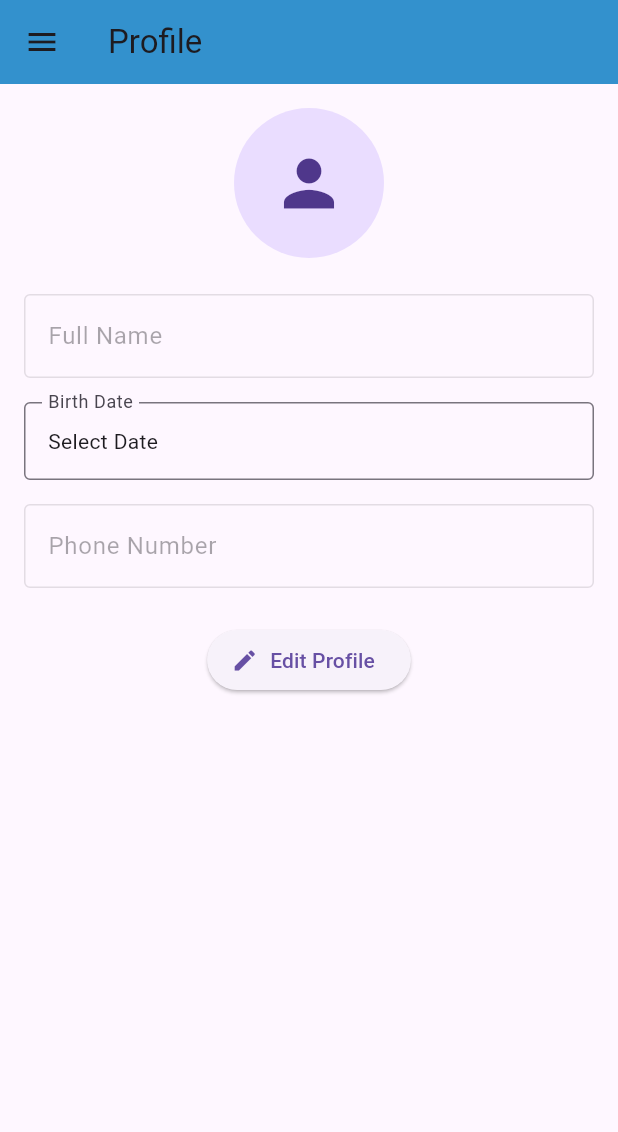
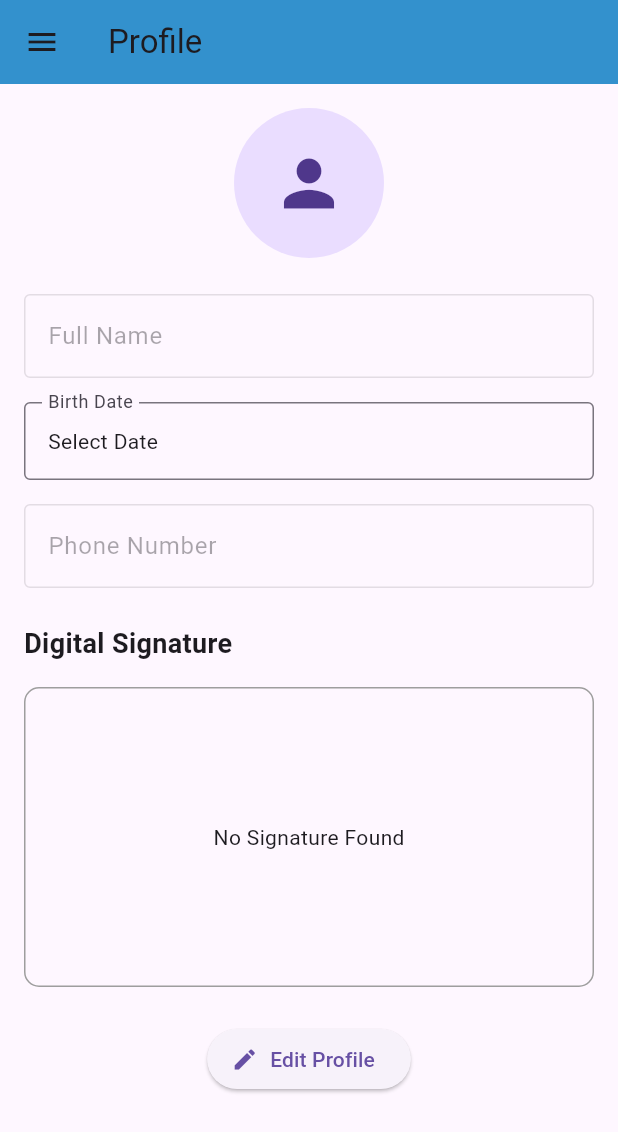
Before and after one commit to UQodev/esign, a Flutter app: the ProfilePageContent widget shown alone on an empty page, opened directly, on a phone screen of 412 x 824 dp. Shown: the top 1132 px of the screen. Run offline on Flutter 3.47's test engine with Material 3 defaults, Android fonts, the phone set to English and light mode, and no system bars; our stand-ins replace dartz, flutter_bloc, get_it, image_picker, signature, supabase_flutter; missing offline and left inert: dart_jsonwebtoken; accounts and stored records are empty.

Commit message:
add signature kanvas and implements signature in profile_bloc to profile_page

```diff
--- a/lib/presentation/pages/profile/profile_page.dart
+++ b/lib/presentation/pages/profile/profile_page.dart
@@ -7,9 +7,11 @@ import 'package:esign/presentation/bloc/profile/profile_state.dart';
 import 'package:esign/presentation/layouts/baseLayout.dart';
 import 'package:esign/presentation/widgets/drawer/app_drawer.dart';
 import 'package:flutter/material.dart';
+import 'package:flutter/rendering.dart';
 import 'package:flutter_bloc/flutter_bloc.dart';
 import 'package:image_picker/image_picker.dart';
 import 'package:intl/intl.dart';
+import 'package:signature/signature.dart';
 
 class ProfilePage extends StatelessWidget {
   const ProfilePage({super.key});
@@ -33,6 +35,10 @@ class ProfilePageContent extends StatefulWidget {
 class _ProfilePageContentState extends State<ProfilePageContent> {
   final _fullNameController = TextEditingController();
   final _phoneNumberController = TextEditingController();
+  final SignatureController _signatureController = SignatureController(
+      penStrokeWidth: 3,
+      penColor: Colors.black,
+      exportBackgroundColor: Colors.white);
   DateTime? _selectedDate;
   String? _profilePictureUrl;
   bool _isEditing = false;
@@ -41,6 +47,7 @@ class _ProfilePageContentState extends State<ProfilePageContent> {
   void dispose() {
     _fullNameController.dispose();
     _phoneNumberController.dispose();
+    _signatureController.dispose();
     super.dispose();
   }
 
@@ -67,17 +74,101 @@ class _ProfilePageContentState extends State<ProfilePageContent> {
   void _saveProfile() {
     if (!_isEditing) return;
 
+    final authState = context.read<AuthBloc>().state;
+    if (authState is AuthSuccess) {
       context.read<ProfileBloc>().add(
             UpdateProfile(
-            userId: 'current_user_id', // Get from AuthBloc
+              userId: authState.user.id,
               fullName: _fullNameController.text,
               birthDate: _selectedDate,
               phoneNumber: _phoneNumberController.text,
               profilePictureUrl: _profilePictureUrl,
             ),
           );
+    }
 
     setState(() => _isEditing = false);
+  }
+
+  Future<void> _saveSignature() async {
+    if (_signatureController.isNotEmpty) return;
+
+    final bytes = await _signatureController.toPngBytes();
+    if (bytes != null) {
+      final authState = context.read<AuthBloc>().state;
+      if (authState is AuthSuccess) {
+        context.read<ProfileBloc>().add(
+              UpdateSignature(userId: authState.user.id, signatureBytes: bytes),
+            );
+      }
+    }
+  }
+
+  Widget _buildSignatureSection(BuildContext context) {
+    return Column(
+      crossAxisAlignment: CrossAxisAlignment.start,
+      children: [
+        const Text(
+          'Digital Signature',
+          style: TextStyle(fontSize: 18, fontWeight: FontWeight.bold),
+        ),
+        const SizedBox(height: 16),
+        Container(
+          decoration: BoxDecoration(
+            border: Border.all(color: Colors.grey),
+            borderRadius: BorderRadius.circular(10),
+          ),
+          height: 200,
+          child:
+              BlocBuilder<ProfileBloc, ProfileState>(builder: (context, state) {
+            if (state is ProfileLoaded &&
+                state.signature?.signatureUrl != null) {
+              return Stack(
+                children: [
+                  Image.network(
+                    state.signature!.signatureUrl!,
+                    fit: BoxFit.contain,
+                  ),
+                  if (_isEditing)
+                    Positioned.fill(
+                      child: Signature(
+                        controller: _signatureController,
+                        backgroundColor: Colors.transparent,
+                      ),
+                    ),
+                ],
+              );
+            }
+            return _isEditing
+                ? Signature(
+                    controller: _signatureController,
+                    backgroundColor: Colors.white,
+                  )
+                : const Center(
+                    child: Text('No Signature Found'),
+                  );
+          }),
+        ),
+        if (_isEditing) ...[
+          const SizedBox(height: 8),
+          Row(
+            mainAxisAlignment: MainAxisAlignment.spaceEvenly,
+            children: [
+              ElevatedButton.icon(
+                onPressed: () => _signatureController.clear(),
+                icon: const Icon(Icons.clear),
+                label: const Text('Clear'),
+              ),
+              ElevatedButton.icon(
+                onPressed: () => _saveSignature,
+                icon: const Icon(Icons.save),
+                label: const Text('Save'),
+              ),
+            ],
+          ),
+        ]
+      ],
+    );
   }
 
   @override
@@ -189,6 +280,10 @@ class _ProfilePageContentState extends State<ProfilePageContent> {
                 ),
                 const SizedBox(height: 24),
 
+                _buildSignatureSection(context), // Add this
+
+                const SizedBox(height: 24),
+
                 // Action Buttons
                 Row(
                   mainAxisAlignment: MainAxisAlignment.spaceEvenly,
```
Lines whose indentation alone changed are shown as unchanged.
